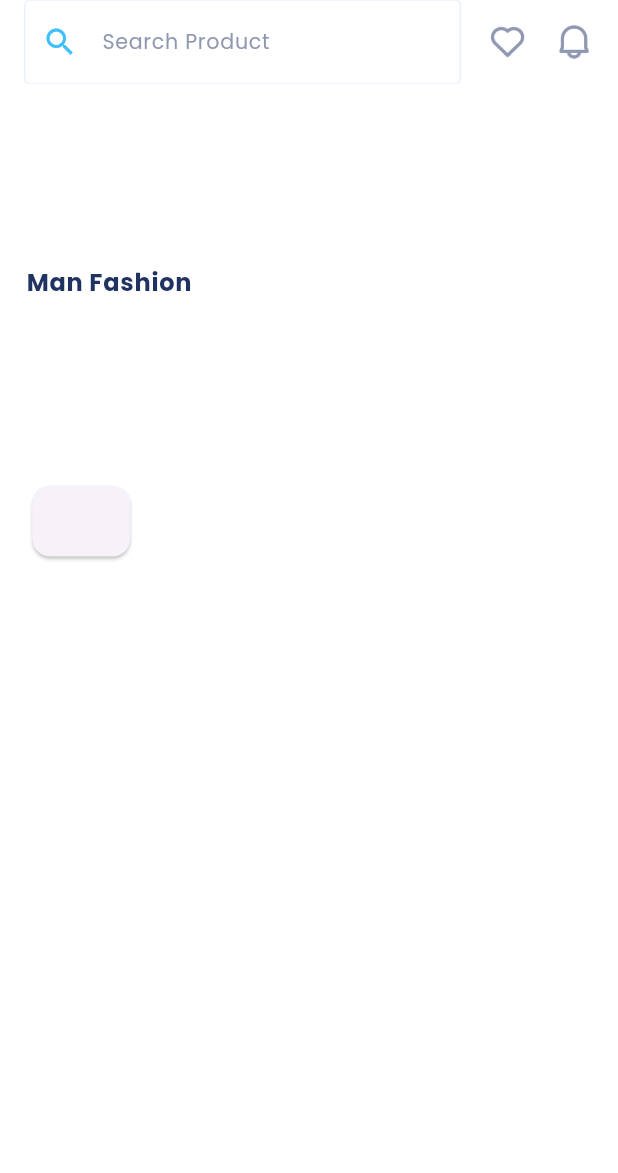
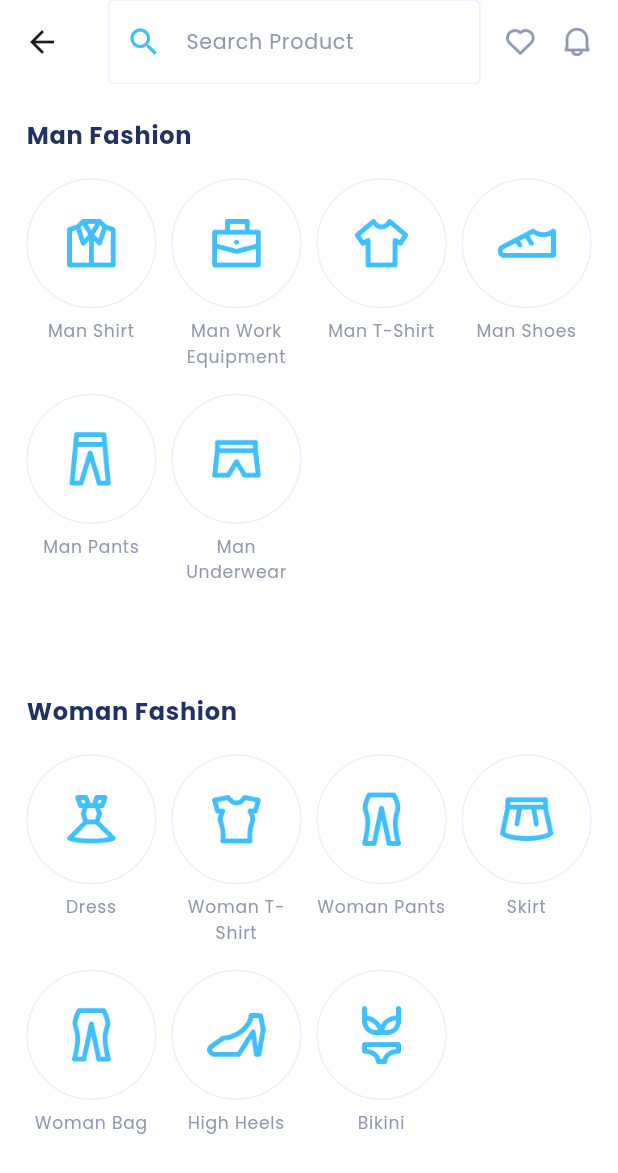
Before and after one commit to ahmetakay24/lafyuu_e_commerce_app, a Flutter app: the ExploreView screen opened directly with empty values, on a phone screen of 412 x 824 dp. Shown: the top 1173 px of the screen. Run offline on Flutter 3.47's test engine with Material 3 defaults, Android fonts, the phone set to English and light mode, and no system bars; our stand-ins replace bloc, cached_network_image, flutter_bloc, flutter_screenutil, smooth_page_indicator.

Commit message:
Refactor app_theme.dart, main.dart, main_screen_listviews.dart, main_screen_buttons.dart, and app_buttons.dart

```diff
--- a/lib/core/widgets/buttons/app_buttons.dart
+++ b/lib/core/widgets/buttons/app_buttons.dart
@@ -1,4 +1,5 @@
 import 'package:flutter/material.dart';
+import 'package:lafyuu_e_commerce_app/core/functions/app_functions.dart';
 import 'package:lafyuu_e_commerce_app/theme/app_theme.dart';
 // Added import for WidgetStateProperty
 
@@ -237,3 +238,58 @@ class FacebookButton extends StatelessWidget {
     );
   }
 }
+
+class CategoriesListViewButton extends StatelessWidget {
+  const CategoriesListViewButton({
+    super.key,
+    required this.appTheme,
+    required this.iconPath,
+    required this.title,
+  });
+
+  final AppTheme appTheme;
+  final String iconPath;
+  final String title;
+
+  @override
+  Widget build(BuildContext context) {
+    final buttonHeight = sizeCalculator(appTheme.screenHeight, 13.30);
+    final buttonWidth = sizeCalculator(appTheme.screenWidth, 18.66);
+
+    return SizedBox(
+      height: buttonHeight,
+      width: buttonWidth,
+      child: Column(
+        children: [
+          Expanded(
+            flex: 70,
+            child: Container(
+              decoration: BoxDecoration(
+                color: Colors.white,
+                shape: BoxShape.circle,
+                border: Border.all(color: appTheme.neutralLight), // Kenarları siyah
+              ),
+              child: Padding(
+                padding: const EdgeInsets.symmetric(horizontal: 23),
+                child: Image.asset(
+                  iconPath,
+                  fit: BoxFit.scaleDown,
+                ),
+              ),
+            ),
+          ),
+          const Spacer(
+            flex: 5,
+          ),
+          Expanded(
+              flex: 33,
+              child: Text(
+                title,
+                textAlign: TextAlign.center,
+                style: appTheme.captionLargeRegular10,
+              ))
+        ],
+      ),
+    );
+  }
+}
--- a/lib/main.dart
+++ b/lib/main.dart
@@ -1,6 +1,6 @@
 import 'package:flutter/material.dart';
 import 'package:flutter_screenutil/flutter_screenutil.dart';
-import 'package:lafyuu_e_commerce_app/screens/explore/view/explore_view.dart';
+import 'package:lafyuu_e_commerce_app/screens/cart/view/cart_view.dart';
 import 'package:lafyuu_e_commerce_app/theme/app_theme.dart';
 
 void main() {
@@ -21,7 +21,7 @@ class MyApp extends StatelessWidget {
             debugShowCheckedModeBanner: false,
             title: 'Lafyuu',
             theme: appTheme.theme,
-            home: ExploreView(
+            home: CartView(
               appTheme: appTheme,
             ));
       },
--- /dev/null
+++ b/lib/screens/cart/cubit/cart_cubit.dart
@@ -0,0 +1,8 @@
+import 'package:bloc/bloc.dart';
+import 'package:meta/meta.dart';
+
+part 'cart_state.dart';
+
+class CartCubit extends Cubit<CartState> {
+  CartCubit() : super(CartInitial());
+}
--- /dev/null
+++ b/lib/screens/cart/cubit/cart_state.dart
@@ -0,0 +1,6 @@
+part of 'cart_cubit.dart';
+
+@immutable
+sealed class CartState {}
+
+final class CartInitial extends CartState {}
--- /dev/null
+++ b/lib/screens/cart/view/cart_view.dart
@@ -0,0 +1,25 @@
+import 'package:flutter/material.dart';
+import 'package:lafyuu_e_commerce_app/theme/app_theme.dart';
+
+class CartView extends StatelessWidget {
+  const CartView({super.key, required this.appTheme});
+
+  final AppTheme appTheme;
+
+  @override
+  Widget build(BuildContext context) {
+    return Scaffold(
+      appBar: AppBar(
+        elevation: 0,
+        backgroundColor: Colors.white,
+        title: Row(
+          mainAxisAlignment: MainAxisAlignment.start,
+          children: [
+            Text("Your Cart", style: appTheme.heading4.copyWith(color: appTheme.neutralDark)),
+          ],
+        ),
+        shape: Border(bottom: BorderSide(color: appTheme.neutralLight, width: 1)),
+      ),
+    );
+  }
+}
--- a/lib/screens/explore/view/explore_view.dart
+++ b/lib/screens/explore/view/explore_view.dart
@@ -1,5 +1,7 @@
 import 'package:flutter/material.dart';
+import 'package:lafyuu_e_commerce_app/core/widgets/buttons/app_buttons.dart';
 import 'package:lafyuu_e_commerce_app/core/widgets/sections/app_sections.dart';
+import 'package:lafyuu_e_commerce_app/screens/explore/view/widgets/sections/explore_sections.dart';
 import 'package:lafyuu_e_commerce_app/theme/app_theme.dart';
 
 class ExploreView extends StatelessWidget {
@@ -16,30 +18,44 @@ class ExploreView extends StatelessWidget {
         child: Column(
           children: [
             Expanded(
-                child: Column(
-              crossAxisAlignment: CrossAxisAlignment.start,
-              children: [
-                const Spacer(),
-                Text("Man Fashion", style: appTheme.heading5.copyWith(color: appTheme.neutralDark)),
-                const Spacer(),
-                Expanded(
-                  child: GridView(
-                    scrollDirection: Axis.horizontal,
-                    gridDelegate: const SliverGridDelegateWithFixedCrossAxisCount(
-                      crossAxisCount: 2,
-                      childAspectRatio: 0.75,
-                      mainAxisSpacing: 10,
-                      crossAxisSpacing: 10,
-                    ),
-                    children: const [
-                      // Karlar eklenecek
-                      Card(),
-                    ],
-                  ),
-                ),
+                child: ExploreFashionCategoriesSection(
+              title: "Man Fashion",
+              appTheme: appTheme,
+              categories: [
+                CategoriesListViewButton(
+                    appTheme: appTheme, iconPath: "assets/images/icons/shirt.png", title: "Man Shirt"),
+                CategoriesListViewButton(
+                    appTheme: appTheme, iconPath: "assets/images/icons/man_bag.png", title: "Man Work Equipment"),
+                CategoriesListViewButton(
+                    appTheme: appTheme, iconPath: "assets/images/icons/tshirt.png", title: "Man T-Shirt"),
+                CategoriesListViewButton(
+                    appTheme: appTheme, iconPath: "assets/images/icons/man_shoes.png", title: "Man Shoes"),
+                CategoriesListViewButton(
+                    appTheme: appTheme, iconPath: "assets/images/icons/man_pants.png", title: "Man Pants"),
+                CategoriesListViewButton(
+                    appTheme: appTheme, iconPath: "assets/images/icons/man_underwear.png", title: "Man Underwear"),
               ],
             )),
-            const Expanded(child: Column())
+            Expanded(
+                child: ExploreFashionCategoriesSection(
+                    appTheme: appTheme,
+                    categories: [
+                      CategoriesListViewButton(
+                          appTheme: appTheme, iconPath: "assets/images/icons/dress.png", title: "Dress"),
+                      CategoriesListViewButton(
+                          appTheme: appTheme, iconPath: "assets/images/icons/woman_tshirt.png", title: "Woman T-Shirt"),
+                      CategoriesListViewButton(
+                          appTheme: appTheme, iconPath: "assets/images/icons/woman_pants.png", title: "Woman Pants"),
+                      CategoriesListViewButton(
+                          appTheme: appTheme, iconPath: "assets/images/icons/skirt.png", title: "Skirt"),
+                      CategoriesListViewButton(
+                          appTheme: appTheme, iconPath: "assets/images/icons/woman_pants.png", title: "Woman Bag"),
+                      CategoriesListViewButton(
+                          appTheme: appTheme, iconPath: "assets/images/icons/woman_shoes.png", title: "High Heels"),
+                      CategoriesListViewButton(
+                          appTheme: appTheme, iconPath: "assets/images/icons/bikini.png", title: "Bikini"),
+                    ],
+                    title: "Woman Fashion")),
           ],
         ),
       ),
--- /dev/null
+++ b/lib/screens/explore/view/widgets/sections/explore_sections.dart
@@ -0,0 +1,45 @@
+import 'package:flutter/material.dart';
+import 'package:lafyuu_e_commerce_app/core/widgets/buttons/app_buttons.dart';
+import 'package:lafyuu_e_commerce_app/theme/app_theme.dart';
+
+class ExploreFashionCategoriesSection extends StatelessWidget {
+  const ExploreFashionCategoriesSection({
+    super.key,
+    required this.appTheme,
+    required this.categories,
+    required this.title,
+  });
+
+  final AppTheme appTheme;
+  final String title;
+  final List<CategoriesListViewButton> categories;
+
+  @override
+  Widget build(BuildContext context) {
+    return Column(
+      crossAxisAlignment: CrossAxisAlignment.start,
+      children: [
+        const Spacer(
+          flex: 16,
+        ),
+        Text(title, style: appTheme.heading5.copyWith(color: appTheme.neutralDark)),
+        const Spacer(
+          flex: 12,
+        ),
+        Expanded(
+          flex: 232,
+          child: GridView(
+            physics: const NeverScrollableScrollPhysics(),
+            gridDelegate: const SliverGridDelegateWithFixedCrossAxisCount(
+              crossAxisCount: 4,
+              crossAxisSpacing: 10,
+              mainAxisSpacing: 10,
+              childAspectRatio: 70 / 108,
+            ),
+            children: categories,
+          ),
+        ),
+      ],
+    );
+  }
+}
--- a/lib/screens/main_screen/view/widgets/buttons/main_screen_buttons.dart
+++ /dev/null
@@ -1,58 +0,0 @@
-import 'package:flutter/material.dart';
-import 'package:lafyuu_e_commerce_app/core/functions/app_functions.dart';
-import 'package:lafyuu_e_commerce_app/theme/app_theme.dart';
-
-class CategoriesListViewButton extends StatelessWidget {
-  const CategoriesListViewButton({
-    super.key,
-    required this.appTheme,
-    required this.iconPath,
-    required this.title,
-  });
-
-  final AppTheme appTheme;
-  final String iconPath;
-  final String title;
-
-  @override
-  Widget build(BuildContext context) {
-    final buttonHeight = sizeCalculator(appTheme.screenHeight, 13.30);
-    final buttonWidth = sizeCalculator(appTheme.screenWidth, 18.66);
-
-    return SizedBox(
-      height: buttonHeight,
-      width: buttonWidth,
-      child: Column(
-        children: [
-          Expanded(
-            flex: 70,
-            child: Container(
-              decoration: BoxDecoration(
-                color: Colors.white,
-                shape: BoxShape.circle,
-                border: Border.all(color: appTheme.neutralLight), // Kenarları siyah
-              ),
-              child: Padding(
-                padding: const EdgeInsets.symmetric(horizontal: 23),
-                child: Image.asset(
-                  iconPath,
-                  fit: BoxFit.scaleDown,
-                ),
-              ),
-            ),
-          ),
-          const Spacer(
-            flex: 5,
-          ),
-          Expanded(
-              flex: 33,
-              child: Text(
-                title,
-                textAlign: TextAlign.center,
-                style: appTheme.captionLargeRegular10,
-              ))
-        ],
-      ),
-    );
-  }
-}
--- a/lib/screens/main_screen/view/widgets/listviews/main_screen_listviews.dart
+++ b/lib/screens/main_screen/view/widgets/listviews/main_screen_listviews.dart
@@ -1,7 +1,7 @@
 import 'package:cached_network_image/cached_network_image.dart';
 import 'package:flutter/material.dart';
 import 'package:lafyuu_e_commerce_app/core/functions/app_functions.dart';
-import 'package:lafyuu_e_commerce_app/screens/main_screen/view/widgets/buttons/main_screen_buttons.dart';
+import 'package:lafyuu_e_commerce_app/core/widgets/buttons/app_buttons.dart';
 import 'package:lafyuu_e_commerce_app/theme/app_theme.dart';
 
 class PromotionBannerPageView extends StatelessWidget {
--- a/lib/theme/app_theme.dart
+++ b/lib/theme/app_theme.dart
@@ -3,6 +3,7 @@ import 'package:flutter_screenutil/flutter_screenutil.dart';
 import 'package:lafyuu_e_commerce_app/core/functions/app_functions.dart';
 
 class AppTheme {
+
   //Theme
   var theme = ThemeData(
       scaffoldBackgroundColor: Colors.white,
```
